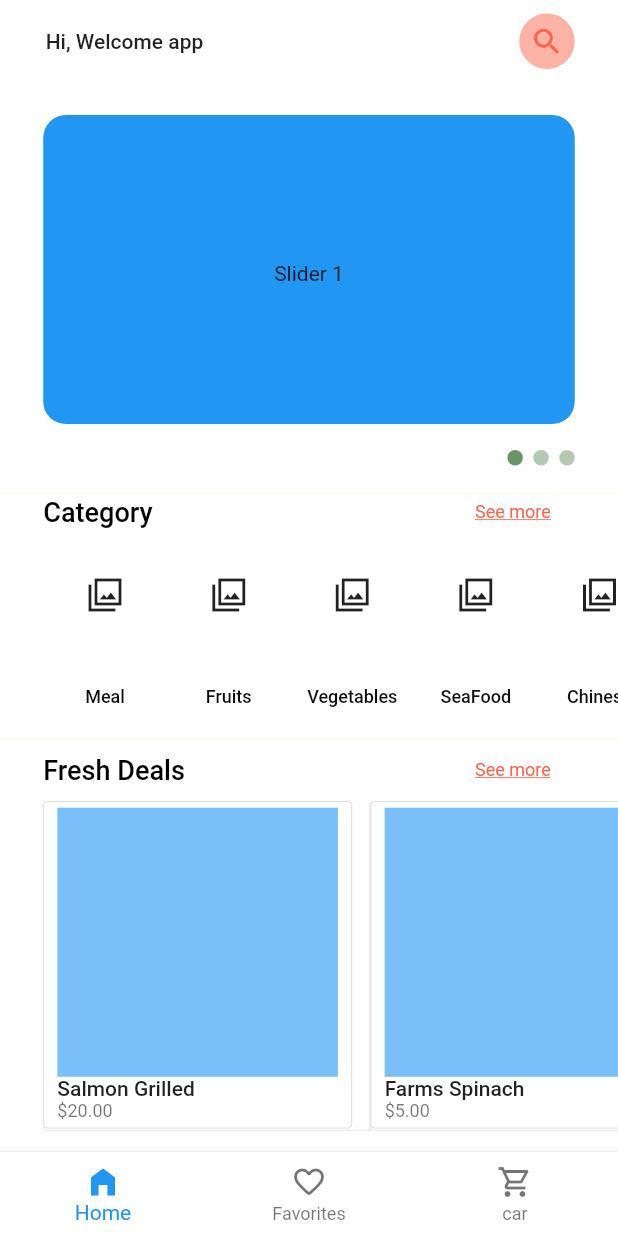
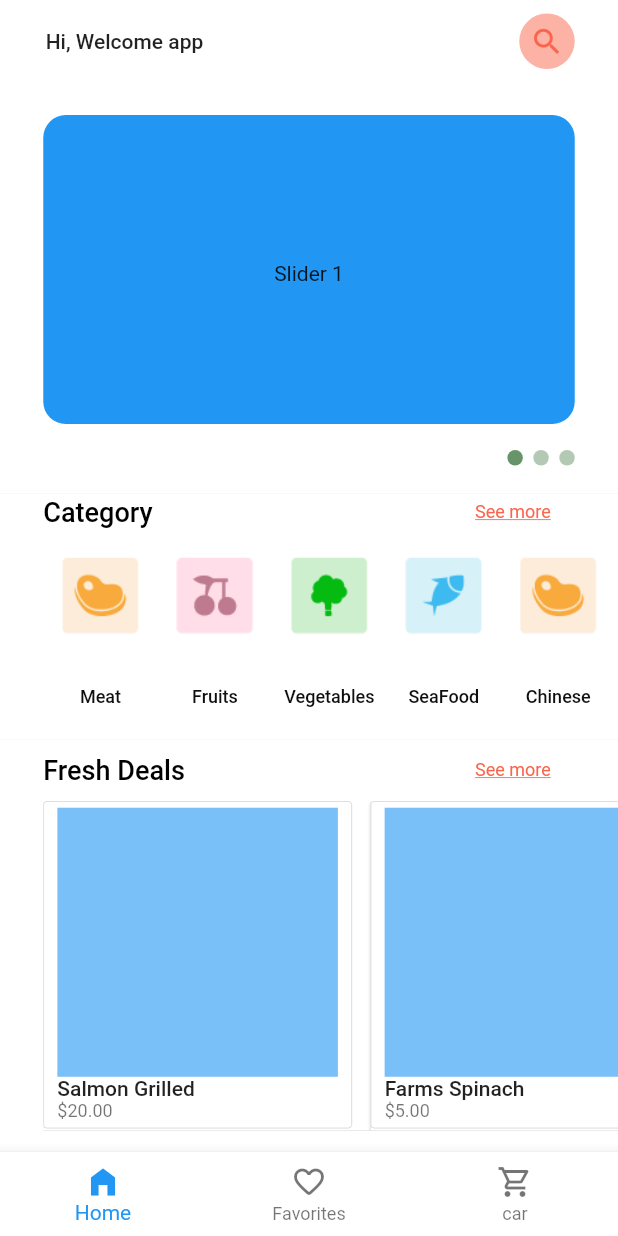
Before and after one commit to DalexisValencia/simple_animation, a Flutter app: the screen it shows after launch, on a phone screen of 412 x 824 dp. Run offline on Flutter 3.47's test engine with Material 2 defaults, Android fonts, the phone set to English and light mode, and no system bars; drawn by our look-alikes of carousel_slider.

Commit message:
Agregando algunas imagenes a las categorias

```diff
--- a/lib/lists/categories.dart
+++ b/lib/lists/categories.dart
@@ -2,27 +2,27 @@ import 'package:flutter_application_1/models/categories.dart';
 
 List<CategorieModel> categories = [
   CategorieModel(
-    name: 'Meal',
-    image: '',
+    name: 'Meat',
+    image: 'assets/images/meat-category.png',
   ),
   CategorieModel(
     name: 'Fruits',
-    image: '',
+    image: 'assets/images/fruit-category.png',
   ),
   CategorieModel(
     name: 'Vegetables',
-    image: '',
+    image: 'assets/images/vegan-category.png',
   ),
   CategorieModel(
     name: 'SeaFood',
-    image: '',
+    image: 'assets/images/sea-category.png',
   ),
   CategorieModel(
     name: 'Chinese',
-    image: '',
+    image: 'assets/images/meat-category.png',
   ),
   CategorieModel(
     name: 'Mexican',
-    image: '',
+    image: 'assets/images/fruit-category.png',
   ),
 ];
--- a/lib/screens/home/categories/categories__card.dart
+++ b/lib/screens/home/categories/categories__card.dart
@@ -16,15 +16,24 @@ class CategoryCard extends StatelessWidget {
         horizontal: (MediaQuery.of(context).size.width * horizontalPadding) / 4,
         vertical: (MediaQuery.of(context).size.width * horizontalPadding) / 4,
       ),
-      width: MediaQuery.of(context).size.width / 5,
-      height: MediaQuery.of(context).size.width / 5,
+      // color: Colors.red,
+      width: MediaQuery.of(context).size.width / 5.4,
+      height: MediaQuery.of(context).size.width / 5.4,
       child: Column(
         mainAxisAlignment: MainAxisAlignment.spaceBetween,
         children: [
           Container(
             width: MediaQuery.of(context).size.width / 8,
             height: MediaQuery.of(context).size.width / 8,
-            child: Icon(Icons.filter_sharp),
+            decoration: BoxDecoration(
+              image: DecorationImage(
+                image: ExactAssetImage(
+                  category.image,
+                ),
+                fit: BoxFit.cover,
+              ),
+            ),
+            // child: Icon(Icons.filter_sharp),
           ),
           Container(
             child: FittedBox(
```
Also changed, not shown: pubspec.yaml (+5 -3 lines), assets/images/fruit-category.png (added), assets/images/meat-category.png (added), assets/images/sea-category.png (added), assets/images/vegan-category.png (added).
